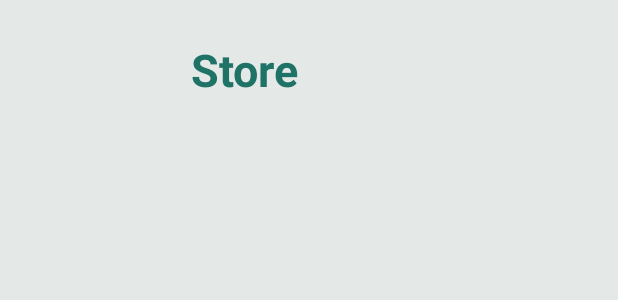
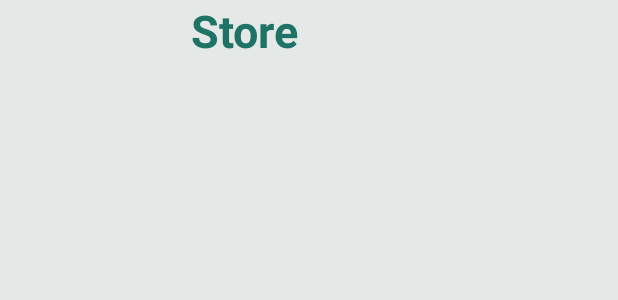
Before and after one commit to Sangwa-C/Sangwa_Sytles, an Android app: the layout activity_clothes.xml on its own in the app's theme, with its tools: preview values and no code run, on a phone screen of 412 x 824 dp. Shown: the top 300 px of the screen. Run offline under Robolectric (Android 15) with nearby library versions, the phone set to English and light mode, and no system bars; Roboto replaces fonts that are not available here.

Commit message:
edited the clothesActivity and other relating files

```diff
--- a/app/src/main/res/layout/activity_clothes.xml
+++ b/app/src/main/res/layout/activity_clothes.xml
@@ -8,7 +8,7 @@
     tools:context=".ClothesActivity">
 
     <TextView
-        android:id="@+id/clothesTextView"
+        android:id="@+id/title"
         android:layout_width="148dp"
         android:layout_height="wrap_content"
         android:layout_alignParentStart="true"
@@ -18,7 +18,6 @@
         android:layout_alignParentRight="true"
         android:layout_marginStart="127dp"
         android:layout_marginLeft="127dp"
-        android:layout_marginTop="26dp"
         android:layout_marginEnd="136dp"
         android:layout_marginRight="136dp"
         android:layout_marginBottom="40dp"
@@ -27,6 +26,27 @@
         android:textColor="#1F7266"
         android:textSize="30dp"
         android:textStyle="bold" />
+
+    <TextView
+        android:id="@+id/clothesTextView"
+        android:layout_width="412dp"
+        android:layout_height="wrap_content"
+        android:layout_below="@+id/title"
+        android:layout_alignParentStart="true"
+        android:layout_alignParentLeft="true"
+        android:layout_alignParentTop="true"
+        android:layout_alignParentEnd="true"
+        android:layout_alignParentRight="true"
+        android:layout_marginStart="0dp"
+        android:layout_marginLeft="0dp"
+        android:layout_marginTop="50dp"
+        android:layout_marginEnd="0dp"
+        android:layout_marginRight="0dp"
+        android:layout_weight="1"
+        android:text=""
+        android:textColor="#1F7266"
+        android:textSize="20dp" />
+
 
     <ListView
         android:id="@+id/clothList"
```
Also changed, not shown: app/src/main/java/com/chel/sangwa_sytles/ClothesActivity.java (+4 -3 lines), app/src/main/java/com/chel/sangwa_sytles/ImagesActivity.java (+21 -11 lines).
